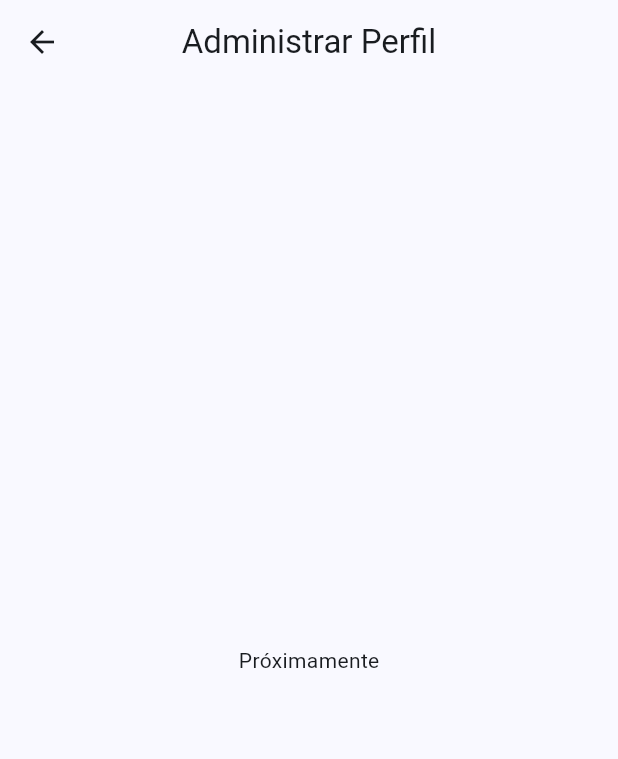
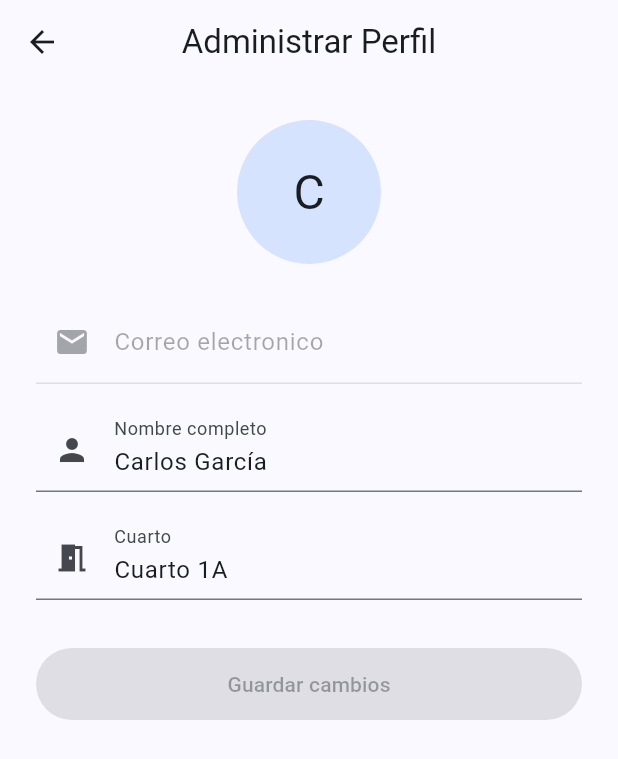
Before and after one commit to freddy-h2/flutter_cleanapp, a Flutter app: the ProfileScreen screen opened directly with sample values from the repository, on a phone screen of 412 x 824 dp. Shown: the top 759 px of the screen. Run offline on Flutter 3.47's test engine with Material 3 defaults, Android fonts, the phone set to English and light mode, and no system bars; our stand-ins replace flutter_dotenv, flutter_local_notifications, supabase_flutter; accounts and stored records are empty.

Commit message:
beads: close flutter_cleanapp-cx3.10

```diff
--- a/lib/screens/profile_screen.dart
+++ b/lib/screens/profile_screen.dart
@@ -1,19 +1,153 @@
 import 'package:flutter/material.dart';
+import 'package:flutter_cleanapp/core/supabase_config.dart';
+import 'package:flutter_cleanapp/data/supabase_service.dart';
 import 'package:flutter_cleanapp/models/user_model.dart';
 
-/// Profile screen — placeholder until full implementation in task cx3.11.
-class ProfileScreen extends StatelessWidget {
-  /// The current logged-in user.
+/// Screen that allows the current user to edit their name and room.
+class ProfileScreen extends StatefulWidget {
+  /// The current user whose profile is being edited.
   final UserModel currentUser;
 
   /// Creates a [ProfileScreen].
   const ProfileScreen({super.key, required this.currentUser});
 
   @override
+  State<ProfileScreen> createState() => _ProfileScreenState();
+}
+
+class _ProfileScreenState extends State<ProfileScreen> {
+  late final TextEditingController _nameController;
+  late final TextEditingController _roomController;
+  final _formKey = GlobalKey<FormState>();
+  bool _isSaving = false;
+  bool _hasChanges = false;
+
+  @override
+  void initState() {
+    super.initState();
+    _nameController = TextEditingController(text: widget.currentUser.name);
+    _roomController = TextEditingController(text: widget.currentUser.room);
+    _nameController.addListener(_onChanged);
+    _roomController.addListener(_onChanged);
+  }
+
+  void _onChanged() {
+    final changed =
+        _nameController.text.trim() != widget.currentUser.name ||
+        _roomController.text.trim() != widget.currentUser.room;
+    if (changed != _hasChanges) setState(() => _hasChanges = changed);
+  }
+
+  Future<void> _save() async {
+    if (!_formKey.currentState!.validate()) return;
+    setState(() => _isSaving = true);
+    try {
+      await SupabaseService.instance.updateProfile(
+        name: _nameController.text.trim(),
+        room: _roomController.text.trim(),
+      );
+      if (mounted) {
+        ScaffoldMessenger.of(
+          context,
+        ).showSnackBar(const SnackBar(content: Text('Perfil actualizado')));
+        Navigator.pop(context, true); // Return true to signal changes
+      }
+    } catch (e) {
+      if (mounted) {
+        ScaffoldMessenger.of(
+          context,
+        ).showSnackBar(SnackBar(content: Text('Error al guardar: $e')));
+      }
+    } finally {
+      if (mounted) setState(() => _isSaving = false);
+    }
+  }
+
+  @override
   Widget build(BuildContext context) {
     return Scaffold(
-      appBar: AppBar(title: const Text('Administrar Perfil')),
-      body: const Center(child: Text('Próximamente')),
+      appBar: AppBar(
+        title: const Text('Administrar Perfil'),
+        leading: BackButton(onPressed: () => Navigator.pop(context)),
+      ),
+      body: SingleChildScrollView(
+        padding: const EdgeInsets.all(24),
+        child: Form(
+          key: _formKey,
+          child: Column(
+            crossAxisAlignment: CrossAxisAlignment.stretch,
+            children: [
+              // Avatar/icon
+              Center(
+                child: CircleAvatar(
+                  radius: 48,
+                  child: Text(
+                    widget.currentUser.name.isNotEmpty
+                        ? widget.currentUser.name[0].toUpperCase()
+                        : '?',
+                    style: Theme.of(context).textTheme.headlineLarge,
+                  ),
+                ),
+              ),
+              const SizedBox(height: 24),
+              // Email (read-only)
+              TextFormField(
+                initialValue:
+                    SupabaseConfig.client.auth.currentUser?.email ?? '',
+                decoration: const InputDecoration(
+                  labelText: 'Correo electronico',
+                  prefixIcon: Icon(Icons.email),
+                ),
+                readOnly: true,
+                enabled: false,
+              ),
+              const SizedBox(height: 16),
+              // Name
+              TextFormField(
+                controller: _nameController,
+                decoration: const InputDecoration(
+                  labelText: 'Nombre completo',
+                  prefixIcon: Icon(Icons.person),
+                ),
+                validator: (v) => (v == null || v.trim().isEmpty)
+                    ? 'Ingresa tu nombre'
+                    : null,
+              ),
+              const SizedBox(height: 16),
+              // Room
+              TextFormField(
+                controller: _roomController,
+                decoration: const InputDecoration(
+                  labelText: 'Cuarto',
+                  prefixIcon: Icon(Icons.meeting_room),
+                  hintText: 'Ej: Cuarto 3A',
+                ),
+                validator: (v) => (v == null || v.trim().isEmpty)
+                    ? 'Ingresa tu cuarto'
+                    : null,
+              ),
+              const SizedBox(height: 32),
+              // Save button
+              SizedBox(
+                height: 48,
+                child: FilledButton(
+                  onPressed: (_hasChanges && !_isSaving) ? _save : null,
+                  child: _isSaving
+                      ? const CircularProgressIndicator()
+                      : const Text('Guardar cambios'),
+                ),
+              ),
+            ],
+          ),
+        ),
+      ),
     );
   }
+
+  @override
+  void dispose() {
+    _nameController.dispose();
+    _roomController.dispose();
+    super.dispose();
+  }
 }
```
Also changed, not shown: 1 other file.
